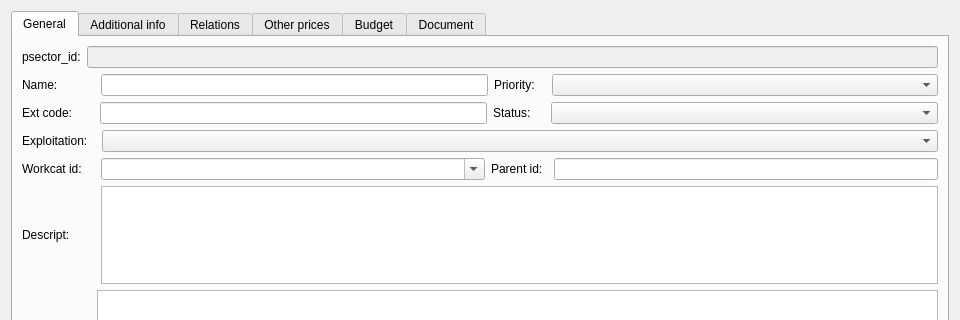
The window that core/ui/toolbars/plan/psector.ui (Giswater/giswater_qgis_plugin) describes before a commit, drawn with Qt 5; both pictures show x 0 to 960 and y 0 to 320 of the 960 by 743 pixel window.
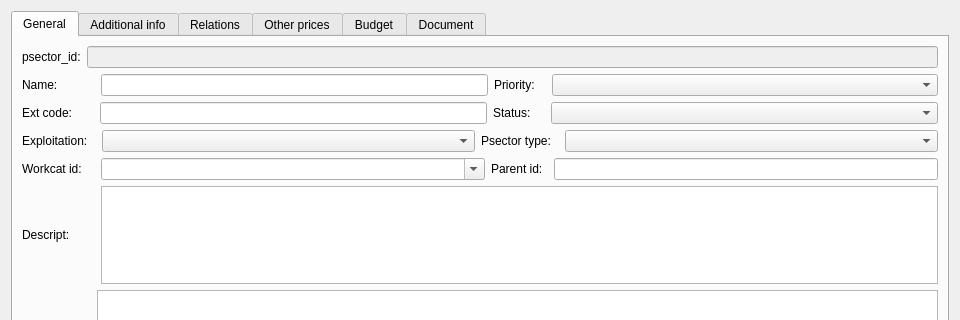
The same window after the commit. Icons and pictures are not drawn.

Commit message: feat(psectors): add psector_type widget on psector dialog

Patch:
```diff
--- a/core/ui/toolbars/plan/psector.ui
+++ b/core/ui/toolbars/plan/psector.ui
@@ -231,6 +231,39 @@
            </property>
           </widget>
          </item>
+         <item>
+          <widget class="QLabel" name="label_psector_type">
+           <property name="text">
+            <string>Psector type:</string>
+           </property>
+          </widget>
+         </item>
+         <item>
+          <spacer name="horizontalSpacer_psector_type">
+           <property name="orientation">
+            <enum>Qt::Horizontal</enum>
+           </property>
+           <property name="sizeType">
+            <enum>QSizePolicy::Fixed</enum>
+           </property>
+           <property name="sizeHint" stdset="0">
+            <size>
+             <width>8</width>
+             <height>20</height>
+            </size>
+           </property>
+          </spacer>
+         </item>
+         <item>
+          <widget class="QComboBox" name="psector_type">
+           <property name="sizePolicy">
+            <sizepolicy hsizetype="Expanding" vsizetype="Fixed">
+             <horstretch>0</horstretch>
+             <verstretch>0</verstretch>
+            </sizepolicy>
+           </property>
+          </widget>
+         </item>
         </layout>
        </item>
        <item>
```
The commit also changes 2 other files.
